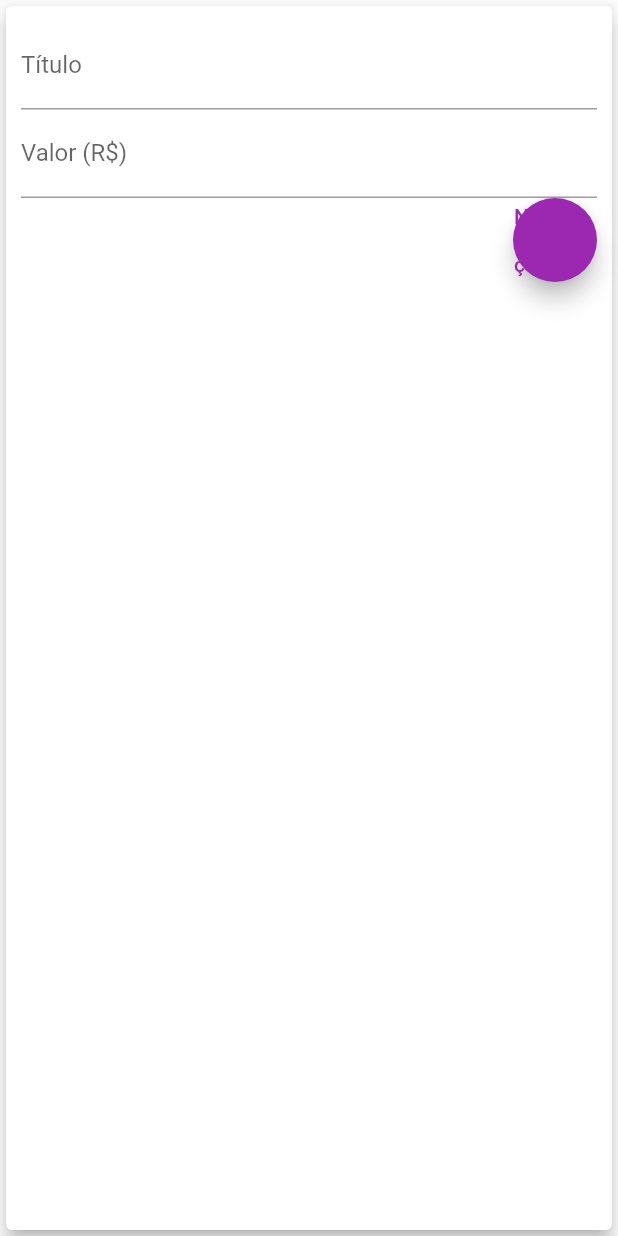
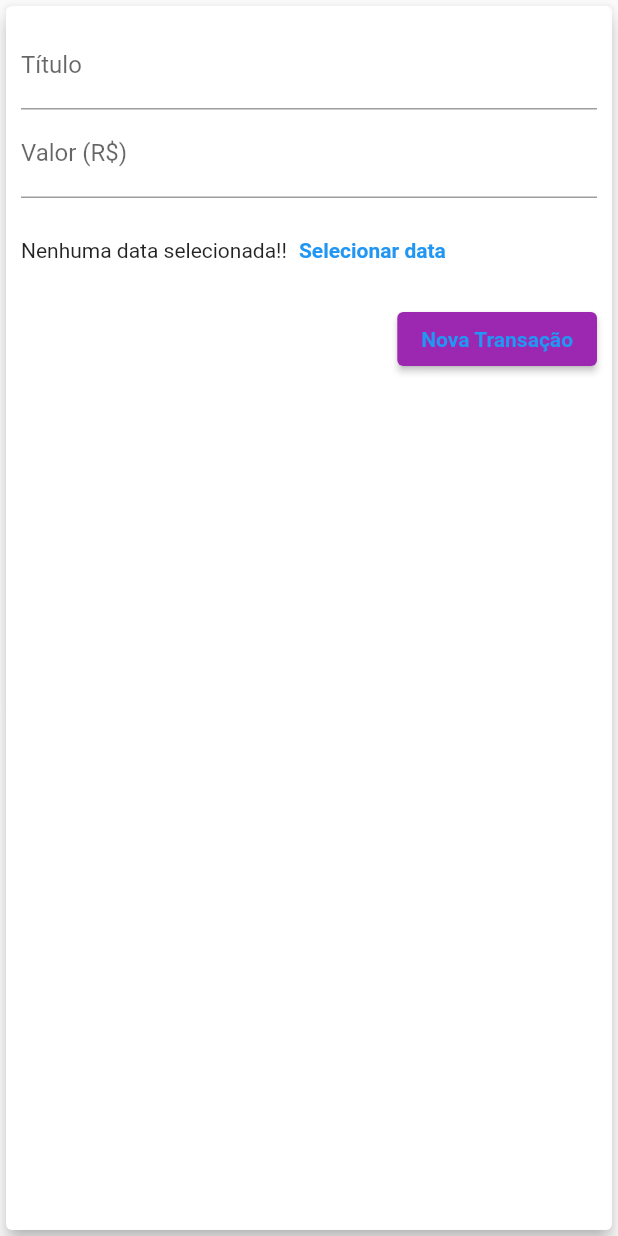
Before and after one commit to AugustoZanoli/expensives, a Flutter app: the TransactionForm widget shown alone on an empty page, opened directly with empty values, on a phone screen of 412 x 824 dp. Run offline on Flutter 3.47's test engine with Material 2 defaults, Android fonts, the phone set to English and light mode, and no system bars; Roboto replaces fonts that are missing (Quicksand).

Commit message:
"ajeitando algumas cores e estilos"

```diff
--- a/marinho/lib/components/transaction_form.dart
+++ b/marinho/lib/components/transaction_form.dart
@@ -47,12 +47,35 @@ class _TransactionFormState extends State<TransactionForm> {
                 labelText: 'Valor (R\$)',
               ),
             ),
+            Container(
+              height: 70,
+              child: Row(
+                children: [
+                  Text('Nenhuma data selecionada!!'),
+                  TextButton(
+                    style: TextButton.styleFrom(
+                      primary: Theme.of(context)
+                          .primaryColor, // Define a cor do texto do botão.
+                    ),
+                    onPressed: () {},
+                    child: Text(
+                      'Selecionar data',
+                      style: TextStyle(
+                        fontWeight: FontWeight.bold,
+                      ),
+                    ),
+                  )
+                ],
+              ),
+            ),
             Row(
               mainAxisAlignment: MainAxisAlignment.end,
               children: [
-                FloatingActionButton(
+                ElevatedButton(
                   child: Text('Nova Transação'),
-                  foregroundColor: Colors.purple,
+                  style: TextButton.styleFrom(
+                    primary: Theme.of(context).primaryColor,
+                  ),
                   onPressed: _submitForm,
                 ),
               ],
--- a/marinho/lib/main.dart
+++ b/marinho/lib/main.dart
@@ -26,6 +26,10 @@ class ExpensesApp extends StatelessWidget {
             fontSize: 18,
             fontWeight: FontWeight.bold,
             color: Colors.black,
+          ),
+          button: TextStyle(
+            color: Colors.white,
+            fontWeight: FontWeight.bold,
           ),
         ),
         appBarTheme: AppBarTheme(
```
